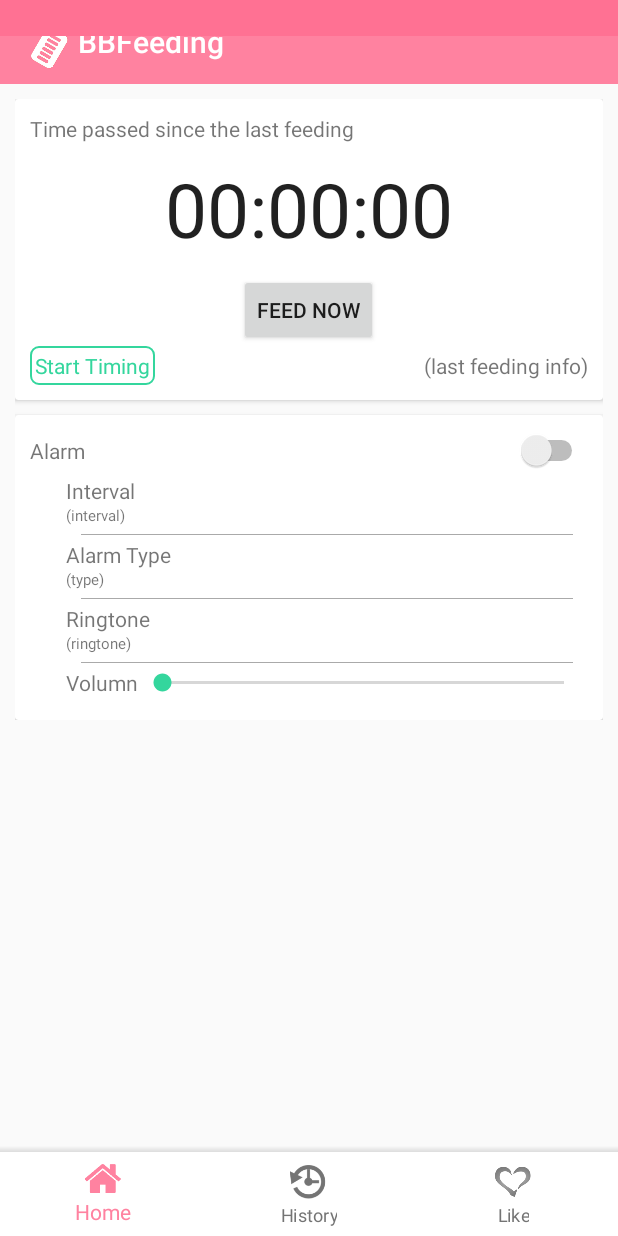
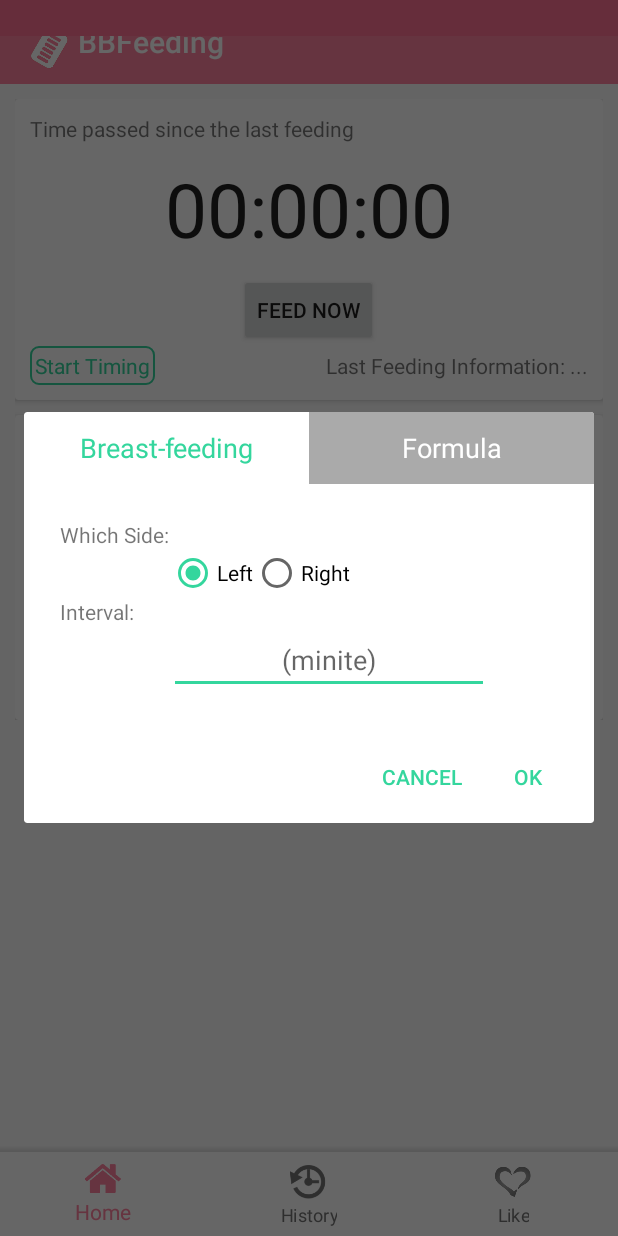
Before and after one commit to xazeng/BBFeeding, an Android app: the screen it shows after launch (MainActivity), after a tap on "FEED NOW", on a phone screen of 412 x 824 dp. Run offline under Robolectric (Android 15) with nearby library versions, the phone set to English and light mode, and no system bars.

Commit message:
feeding dialog

```diff
--- a/app/src/main/java/com/zeng/bbfeeding/Data.java
+++ b/app/src/main/java/com/zeng/bbfeeding/Data.java
@@ -20,7 +20,8 @@ public class Data {
     private static final String PREF_NAME = "data";
     public void init(Context context) {
         SharedPreferences pref = context.getSharedPreferences(PREF_NAME, Context.MODE_PRIVATE);
-        mFeedBaseTime = pref.getLong(FEED_BASE_TIME, 0L);
+        mFeedingBaseTime = pref.getLong(FEEDING_BASE_TIME, 0L);
+        mLastFeedingInfo = pref.getString(LAST_FEEDING_INFO, "");
 
         mEditor = pref.edit();
         return;
@@ -32,13 +33,20 @@ public class Data {
         return;
     }
 
-    private static final String FEED_BASE_TIME = "feed_base_time";
-    private long mFeedBaseTime;
-    public long getFeedBaseTime() {return mFeedBaseTime;}
-    public void setFeedBaseTime(long t) {
-        mFeedBaseTime = t;
-        mEditor.putLong(FEED_BASE_TIME, mFeedBaseTime);
+    private static final String FEEDING_BASE_TIME = "feed_base_time";
+    private long mFeedingBaseTime;
+    public long getFeedingBaseTime() {return mFeedingBaseTime;}
+    public void setFeedingBaseTime(long t) {
+        mFeedingBaseTime = t;
+        mEditor.putLong(FEEDING_BASE_TIME, mFeedingBaseTime);
     }
 
+    private static final String LAST_FEEDING_INFO = "last_feeding_info";
+    private String mLastFeedingInfo;
+    public String getLastFeedingInfo() {return mLastFeedingInfo;}
+    public void setLastFeedingInfo(String info) {
+        mLastFeedingInfo = info;
+        mEditor.putString(LAST_FEEDING_INFO, mLastFeedingInfo);
+    }
 
 }
--- /dev/null
+++ b/app/src/main/java/com/zeng/bbfeeding/FeedDialog.java
@@ -0,0 +1,125 @@
+package com.zeng.bbfeeding;
+
+import android.app.Dialog;
+import android.content.DialogInterface;
+import android.os.Bundle;
+import android.support.v7.app.AlertDialog;
+import android.support.v7.app.AppCompatDialogFragment;
+import android.view.LayoutInflater;
+import android.view.View;
+import android.widget.EditText;
+import android.widget.RadioButton;
+import android.widget.RadioGroup;
+
+import java.util.Calendar;
+
+/**
+ * Created by xianganzeng on 2016/11/2.
+ */
+
+public class FeedDialog extends AppCompatDialogFragment implements DialogInterface.OnClickListener{
+    private DialogInterface.OnClickListener mPositiveListener;
+    public void setPositiveListener(DialogInterface.OnClickListener positiveListener){
+        mPositiveListener = positiveListener;
+    }
+
+    @Override
+    public Dialog onCreateDialog(Bundle savedInstanceState) {
+        AlertDialog.Builder builder = new AlertDialog.Builder(getContext());
+
+        LayoutInflater inflater = LayoutInflater.from(getContext());
+        View view = inflater.inflate(R.layout.dialog_feed, null, false);
+        initView(view);
+        builder.setView(view);
+
+        builder.setNegativeButton(android.R.string.cancel, null);
+        builder.setPositiveButton(android.R.string.ok, this);
+
+        return builder.create();
+    }
+
+    private RadioGroup mPatternRadioGroup;
+    private View mBreastPanel;
+    private View mFormulaPanel;
+
+    private RadioGroup mBreastRadioGroup;
+    private EditText mBreastIntervalEditText;
+    private EditText mFormulaIntakeEditText;
+    private void initView(View view){
+        mPatternRadioGroup = (RadioGroup)view.findViewById(R.id.pattern_radiogroup);
+        mBreastPanel = view.findViewById(R.id.breast_panel);
+        mFormulaPanel = view.findViewById(R.id.formula_panel);
+        mBreastRadioGroup = (RadioGroup)view.findViewById(R.id.breast_radiogroup);
+        mBreastIntervalEditText = (EditText)view.findViewById(R.id.breast_interval_edittext);
+        mFormulaIntakeEditText = (EditText)view.findViewById(R.id.formula_intake_edittext);
+
+        mPatternRadioGroup.setOnCheckedChangeListener(new RadioGroup.OnCheckedChangeListener() {
+            @Override
+            public void onCheckedChanged(RadioGroup radioGroup, int i) {
+                if (i == R.id.breast_radiobutton) {
+                    mBreastPanel.setVisibility(View.VISIBLE);
+                    mFormulaPanel.setVisibility(View.INVISIBLE);
+                } else {
+                    mBreastPanel.setVisibility(View.INVISIBLE);
+                    mFormulaPanel.setVisibility(View.VISIBLE);
+                }
+            }
+        });
+
+        setupDefault();
+        return;
+    }
+
+    private void setupDefault(){
+        try {
+            String infoStr = Data.getInstance().getLastFeedingInfo();
+            String[] argv = infoStr.split("\\|");
+
+            if (argv[1].equals("breast")) {
+                mPatternRadioGroup.check(R.id.breast_radiobutton);
+                mBreastRadioGroup.check(argv[2].equals("left")?R.id.breast_right_radiobutton:R.id.breast_left_radiobutton);
+            } else {
+                mPatternRadioGroup.check(R.id.formula_radiobutton);
+            }
+        }catch (Exception ee){
+
+        }
+        return;
+    }
+
+    @Override
+    public void onClick(DialogInterface dialogInterface, int i) {
+        StringBuilder builder = new StringBuilder("");
+        builder.append(Calendar.getInstance().getTimeInMillis());
+
+        if (mPatternRadioGroup.getCheckedRadioButtonId() == R.id.breast_radiobutton) {
+            builder.append("|");
+            builder.append("breast");
+
+            builder.append("|");
+            builder.append(mBreastRadioGroup.getCheckedRadioButtonId() == R.id.breast_left_radiobutton  ? "left" : "right");
+
+            int interval = 0;
+            try {
+                interval = Integer.parseInt(mBreastIntervalEditText.getText().toString());
+            } catch (Exception ee) {assert false : "";}
+            builder.append("|");
+            builder.append(interval);
+
+        } else {
+            builder.append("|");
+            builder.append("formula");
+
+            int intake = 0;
+            try {
+                intake = Integer.parseInt(mFormulaIntakeEditText.getText().toString());
+            } catch (Exception ee) {assert false : "";}
+            builder.append("|");
+            builder.append(intake);
+        }
+
+        Data.getInstance().setLastFeedingInfo(builder.toString());
+        mPositiveListener.onClick(dialogInterface, i);
+        return;
+    }
+}
--- a/app/src/main/java/com/zeng/bbfeeding/HomePage.java
+++ b/app/src/main/java/com/zeng/bbfeeding/HomePage.java
@@ -1,17 +1,17 @@
 package com.zeng.bbfeeding;
 
 
+import android.content.DialogInterface;
 import android.os.Bundle;
 import android.os.SystemClock;
 import android.support.annotation.Nullable;
+import android.support.v7.app.AlertDialog;
 import android.view.View;
 import android.widget.Button;
 import android.widget.Chronometer;
 import android.widget.TextView;
 
-import java.text.SimpleDateFormat;
 import java.util.Calendar;
-import java.util.Date;
 
 /**
  * Created by xianganzeng on 2016/10/27.
@@ -22,6 +22,7 @@ public class HomePage extends Page implements View.OnClickListener{
     private TextView mResetTimingTextView;
     private Chronometer mTimer;
     private Button mFeedButton;
+    private TextView mLastFeedingInfoTextView;
 
     @Override
     protected void onCreatePage(@Nullable Bundle savedInstanceState) {
@@ -30,7 +31,7 @@ public class HomePage extends Page implements View.OnClickListener{
         mResetTimingTextView = (TextView)findViewById(R.id.reset_timing_textview);
         mTimer = (Chronometer)findViewById(R.id.feed_timer);
         mFeedButton = (Button)findViewById(R.id.feed_button);
-
+        mLastFeedingInfoTextView = (TextView)findViewById(R.id.last_feeding_info_textview);
 
         initTimingPanel();
         return;
@@ -38,11 +39,11 @@ public class HomePage extends Page implements View.OnClickListener{
 
     private void initTimingPanel(){
         long now = Calendar.getInstance().getTimeInMillis();
-        long feedBaseTime = Data.getInstance().getFeedBaseTime();
+        long feedBaseTime = Data.getInstance().getFeedingBaseTime();
         if (feedBaseTime != 0
                 && (now - feedBaseTime) > 24*60*60*1000) {
             feedBaseTime = 0;
-            Data.getInstance().setFeedBaseTime(feedBaseTime);
+            Data.getInstance().setFeedingBaseTime(feedBaseTime);
         }
 
         mStartTimingTextView.setVisibility(feedBaseTime == 0 ? View.VISIBLE : View.GONE);
@@ -54,10 +55,8 @@ public class HomePage extends Page implements View.OnClickListener{
             @Override
             public void onChronometerTick(Chronometer chronometer) {
                 long span = (SystemClock.elapsedRealtime() - chronometer.getBase()) / 1000;
-                long h = span / 3600;
-                span = span - h * 3600;
-                long m = span / 60;
-                long s = span % 60;
+                long h = span / 3600; span = span % 3600;
+                long m = span / 60; long s = span % 60;
                 chronometer.setText(String.format("%1$02d:%2$02d:%3$02d", h, m, s));
             }
         });
@@ -70,7 +69,31 @@ public class HomePage extends Page implements View.OnClickListener{
 
         mFeedButton.setOnClickListener(this);
 
+        updateLastFeedingInfo();
         return;
+    }
+
+    private void updateLastFeedingInfo(){
+        try{
+            StringBuilder builder = new StringBuilder("");
+            String infoStr = Data.getInstance().getLastFeedingInfo();
+            String[] argv = infoStr.split("\\|");
+
+            Calendar time = Calendar.getInstance();
+            time.setTimeInMillis(Long.parseLong(argv[0]));
+
+            if (argv[1].equals("breast")) {
+                mLastFeedingInfoTextView.setText(String.format(getString(R.string.last_breast_feeding_info_format),
+                        time.get(Calendar.HOUR_OF_DAY), time.get(Calendar.MINUTE),
+                        argv[2].equals("left") ? getString(R.string.left) : getString(R.string.right), argv[3].equals("0") ? "-" : argv[3]));
+            } else {
+                mLastFeedingInfoTextView.setText(String.format(getString(R.string.last_formula_feeding_info_format),
+                        time.get(Calendar.HOUR_OF_DAY), time.get(Calendar.MINUTE),
+                        argv[2].equals("0") ? "-" : argv[2]));
+            }
+        }catch (Exception ee) {
+            mLastFeedingInfoTextView.setText(R.string.last_feeding_info_default);
+        }
     }
 
     @Override
@@ -94,21 +117,48 @@ public class HomePage extends Page implements View.OnClickListener{
         mResetTimingTextView.setVisibility(View.VISIBLE);
 
         long now = Calendar.getInstance().getTimeInMillis();
-        Data.getInstance().setFeedBaseTime(now);
+        Data.getInstance().setFeedingBaseTime(now);
         mTimer.setBase(SystemClock.elapsedRealtime());
         mTimer.start();;
     }
 
     private void onClickResetTimingTextView(){
-        mStartTimingTextView.setVisibility(View.VISIBLE);
-        mResetTimingTextView.setVisibility(View.GONE);
+        new AlertDialog.Builder(getContext())
+                .setMessage(R.string.reset_timing_check_dialog_content)
+                .setNegativeButton(android.R.string.cancel, null)
+                .setPositiveButton(android.R.string.ok, new DialogInterface.OnClickListener() {
+                    @Override
+                    public void onClick(DialogInterface dialogInterface, int i) {
+                        mStartTimingTextView.setVisibility(View.VISIBLE);
+                        mResetTimingTextView.setVisibility(View.GONE);
 
-        Data.getInstance().setFeedBaseTime(0);
-        mTimer.stop();
-        mTimer.setBase(SystemClock.elapsedRealtime());
+                        Data.getInstance().setFeedingBaseTime(0);
+                        mTimer.stop();
+                        mTimer.setBase(SystemClock.elapsedRealtime());
+                    }
+                })
+                .show();
+
+        return;
     }
 
     private void onClickFeedButton(){
+        FeedDialog feedDlg = new FeedDialog();
+        feedDlg.setPositiveListener(new DialogInterface.OnClickListener(){
+            @Override
+            public void onClick(DialogInterface dialogInterface, int i) {
+                mStartTimingTextView.setVisibility(View.GONE);
+                mResetTimingTextView.setVisibility(View.VISIBLE);
 
+                long now = Calendar.getInstance().getTimeInMillis();
+                Data.getInstance().setFeedingBaseTime(now);
+                mTimer.setBase(SystemClock.elapsedRealtime());
+                mTimer.start();;
+
+                updateLastFeedingInfo();
+                return;
+            }
+        });
+        feedDlg.show(getFragmentManager(), "...");
     }
 }
--- /dev/null
+++ b/app/src/main/res/drawable/feeding_pattern_button_background.xml
@@ -0,0 +1,6 @@
+<?xml version="1.0" encoding="utf-8"?>
+<selector xmlns:android="http://schemas.android.com/apk/res/android">
+    <item android:state_checked="true" android:drawable="@android:color/transparent" />
+    <item android:state_checked="false" android:drawable="@android:color/darker_gray" />
+
+</selector>
--- /dev/null
+++ b/app/src/main/res/drawable/feeding_pattern_button_textcolor.xml
@@ -0,0 +1,5 @@
+<?xml version="1.0" encoding="utf-8"?>
+<selector xmlns:android="http://schemas.android.com/apk/res/android">
+    <item android:state_checked="true" android:color="@color/colorAccent"/>
+    <item android:state_checked="false" android:color="@android:color/white"/>
+</selector>
--- a/app/src/main/res/drawable/operate_timing_button_textcolor.xml
+++ /dev/null
@@ -1,5 +0,0 @@
-<?xml version="1.0" encoding="utf-8"?>
-<selector xmlns:android="http://schemas.android.com/apk/res/android">
-    <item android:color="@color/colorAccent" />
-    <item android:state_pressed="true" android:color="@color/colorAccentDark" />
-</selector>
--- /dev/null
+++ b/app/src/main/res/layout/dialog_feed.xml
@@ -0,0 +1,125 @@
+<?xml version="1.0" encoding="utf-8"?>
+<LinearLayout xmlns:android="http://schemas.android.com/apk/res/android"
+    android:orientation="vertical" android:layout_width="match_parent"
+    android:layout_height="match_parent">
+
+    <RadioGroup
+        android:layout_width="match_parent"
+        android:layout_height="wrap_content"
+        android:minHeight="?attr/listPreferredItemHeightSmall"
+        android:orientation="horizontal"
+        android:id="@+id/pattern_radiogroup">
+
+        <RadioButton
+            android:checked="true"
+            android:id="@+id/breast_radiobutton"
+            android:layout_width="0dp"
+            android:layout_height="match_parent"
+            android:layout_weight="1"
+            android:button="@null"
+            android:gravity="center"
+            android:background="@drawable/feeding_pattern_button_background"
+            android:textColor="@drawable/feeding_pattern_button_textcolor"
+            android:textAppearance="?android:attr/textAppearanceMedium"
+            android:text="@string/feeding_pattern_breast"/>
+
+        <RadioButton
+            android:id="@+id/formula_radiobutton"
+            android:layout_width="0dp"
+            android:layout_height="match_parent"
+            android:layout_weight="1"
+            android:button="@null"
+            android:gravity="center"
+            android:background="@drawable/feeding_pattern_button_background"
+            android:textColor="@drawable/feeding_pattern_button_textcolor"
+            android:textAppearance="?android:attr/textAppearanceMedium"
+            android:text="@string/feeding_pattern_formula"/>
+
+    </RadioGroup>
+
+    <RelativeLayout
+        android:layout_width="match_parent"
+        android:layout_height="wrap_content"
+        android:padding="?attr/dialogPreferredPadding">
+
+        <GridLayout
+            android:layout_width="match_parent"
+            android:layout_height="wrap_content"
+            android:id="@+id/breast_panel">
+
+            <TextView
+                android:layout_width="wrap_content"
+                android:layout_height="wrap_content"
+                android:layout_row="0"
+                android:layout_column="0"
+                android:text="@string/breast_side_label" />
+
+            <RadioGroup
+                android:layout_width="wrap_content"
+                android:layout_height="wrap_content"
+                android:layout_row="1"
+                android:layout_column="1"
+                android:orientation="horizontal"
+                android:id="@+id/breast_radiogroup">
+                <RadioButton
+                    android:layout_width="wrap_content"
+                    android:layout_height="wrap_content"
+                    android:text="@string/breast_left_label"
+                    android:checked="true"
+                    android:id="@+id/breast_left_radiobutton" />
+                <RadioButton
+                    android:layout_width="wrap_content"
+                    android:layout_height="wrap_content"
+                    android:text="@string/breast_right_label"
+                    android:id="@+id/breast_right_radiobutton" />
+            </RadioGroup>
+
+            <TextView
+                android:layout_width="wrap_content"
+                android:layout_height="wrap_content"
+                android:layout_row="2"
+                android:layout_column="0"
+                android:text="@string/breast_interval_label"/>
+
+            <EditText
+                android:layout_width="wrap_content"
+                android:layout_height="wrap_content"
+                android:layout_row="3"
+                android:layout_column="1"
+                android:inputType="number"
+                android:ems="10"
+                android:id="@+id/breast_interval_edittext"
+                android:hint="@string/breast_interval_edittext_hint"
+                android:gravity="center_horizontal"/>
+
+        </GridLayout>
+
+        <GridLayout
+            android:visibility="invisible"
+            android:layout_width="match_parent"
+            android:layout_height="wrap_content"
+            android:id="@+id/formula_panel">
+
+            <TextView
+                android:layout_width="wrap_content"
+                android:layout_height="wrap_content"
+                android:layout_row="0"
+                android:layout_column="0"
+                android:text="@string/formula_intake_label"/>
+
+            <EditText
+                android:layout_width="wrap_content"
+                android:layout_height="wrap_content"
+                android:layout_row="1"
+                android:layout_column="1"
+                android:inputType="number"
+                android:ems="10"
+                android:hint="@string/formula_intake_edittext_hint"
+                android:gravity="center_horizontal"
+                android:id="@+id/formula_intake_edittext" />
+
+        </GridLayout>
+
+    </RelativeLayout>
+
+</LinearLayout>
--- a/app/src/main/res/layout/page_home.xml
+++ b/app/src/main/res/layout/page_home.xml
@@ -36,12 +36,12 @@
                     android:paddingTop="10dp"
                     android:paddingBottom="10dp" />
 
-                <android.support.v7.widget.AppCompatButton
+                <Button
                     android:text="@string/feed_button_label"
                     android:layout_width="wrap_content"
                     android:layout_height="wrap_content"
                     android:layout_gravity="center"
-                    android:id="@+id/feed_button" />
+                    android:id="@+id/feed_button"/>
 
                 <RelativeLayout
                     android:layout_width="match_parent"
@@ -60,7 +60,7 @@
                             android:layout_width="wrap_content"
                             android:layout_height="wrap_content"
                             android:id="@+id/reset_timing_textview"
-                            android:textColor="@drawable/operate_timing_button_textcolor"
+                            android:textColor="@color/colorAccent"
                             android:background="@drawable/operate_timing_button_background"/>
                         <TextView
                             android:padding="3dp"
@@ -68,13 +68,13 @@
                             android:layout_width="wrap_content"
                             android:layout_height="wrap_content"
                             android:id="@+id/start_timing_textview"
-                            android:textColor="@drawable/operate_timing_button_textcolor"
-                            android:background="@drawable/operate_timing_button_background"/>
+                            android:textColor="@color/colorAccent"
+                            android:background="@drawable/operate_timing_button_background" />
 
                     </LinearLayout>
 
                     <TextView
-                        android:text="(last feeding info)"
+                        android:text="@string/last_feeding_info_default"
                         android:layout_width="wrap_content"
                         android:layout_height="wrap_content"
                         android:layout_alignParentRight="true"
@@ -107,7 +107,7 @@
                         android:layout_alignParentLeft="true"
                         android:layout_centerVertical="true" />
 
-                    <Switch
+                    <android.support.v7.widget.SwitchCompat
                         android:layout_width="wrap_content"
                         android:layout_height="wrap_content"
                         android:id="@+id/alarm_switch"
--- a/app/src/main/res/values/strings.xml
+++ b/app/src/main/res/values/strings.xml
@@ -12,4 +12,19 @@
     <string name="alarm_volumn_label">Volumn</string>
     <string name="start_timing_label">Start Timing</string>
     <string name="feed_button_label">Feed Now</string>
+    <string name="reset_timing_check_dialog_content">Are you sure to reset current timing?</string>
+    <string name="feeding_pattern_formula">Formula</string>
+    <string name="feeding_pattern_breast">Breast-feeding</string>
+    <string name="breast_left_label">Left</string>
+    <string name="breast_right_label">Right</string>
+    <string name="breast_interval_edittext_hint">(minite)</string>
+    <string name="breast_side_label">Which Side:</string>
+    <string name="breast_interval_label">Interval:</string>
+    <string name="formula_intake_edittext_hint">(ml)</string>
+    <string name="formula_intake_label">Intake</string>
+    <string name="last_breast_feeding_info_format">Last Feeding: %1$02d:%2$02d, breast(%3$s), %4$s(min).</string>
+    <string name="left">left</string>
+    <string name="right">right</string>
+    <string name="last_formula_feeding_info_format">Last Feeding: %1$02d:%2$02, formula, %3$s(ml).</string>
+    <string name="last_feeding_info_default">Last Feeding Information: ...</string>
 </resources>
```
Also changed, not shown: 1 other file.
